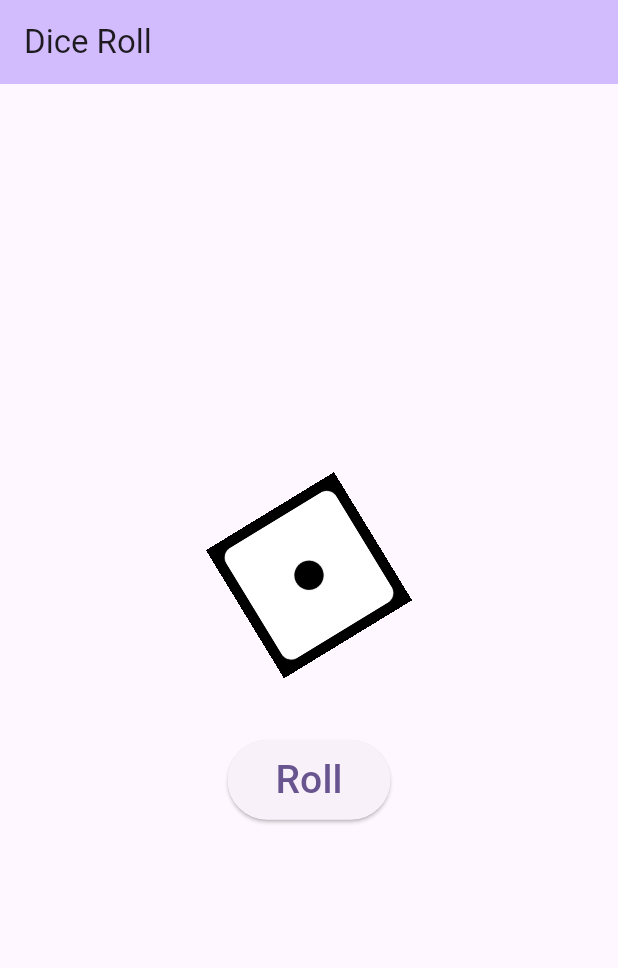
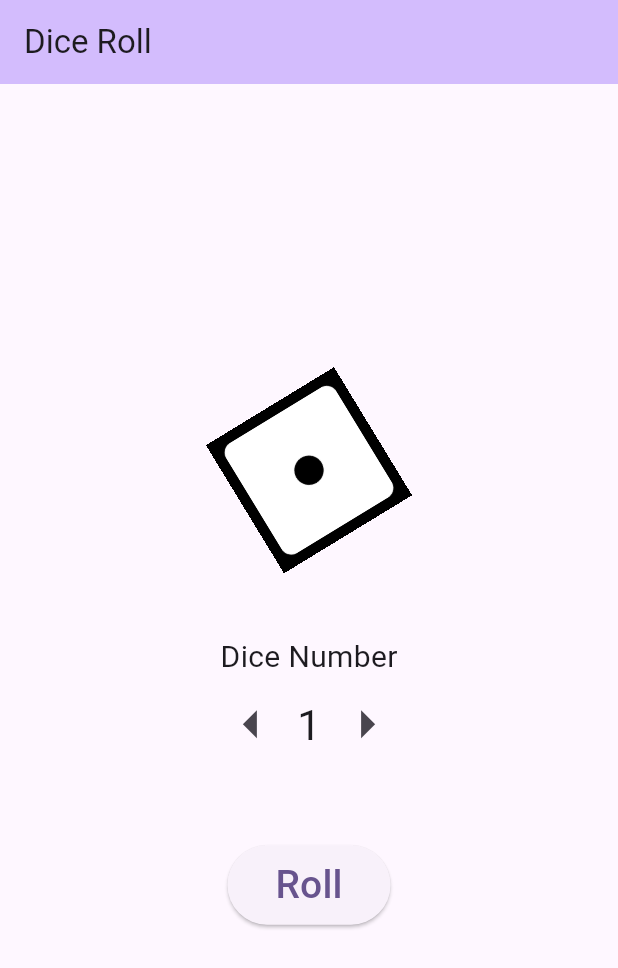
Before and after one commit to soonkeik123/Dice-Rolling, a Flutter app: the screen it shows after launch, on a phone screen of 412 x 824 dp. Shown: the top 968 px of the screen. Run offline on Flutter 3.47's test engine with Material 3 defaults, Android fonts, the phone set to English and light mode, and no system bars; our stand-ins replace just_audio.

Commit message:
Added number field for increase/decrease dice amount

```diff
--- a/lib/main.dart
+++ b/lib/main.dart
@@ -50,6 +50,8 @@ class _MyHomePageState extends State<MyHomePage> {
 
   int counter = 1; // Counting the time of dice changed
 
+  int diceNumberValue = 1; // The number of the dice
+
   @override
   Widget build(BuildContext context) {
     return Scaffold(
@@ -70,6 +72,15 @@ class _MyHomePageState extends State<MyHomePage> {
             ),
             const SizedBox(
               height: 60,
+            ),
+            Row(
+              mainAxisAlignment: MainAxisAlignment.center,
+              children: [
+                _NumberField(),
+              ],
+            ),
+            const SizedBox(
+              height: 50,
             ),
             ElevatedButton(
                 onPressed: () async {
@@ -107,4 +118,51 @@ class _MyHomePageState extends State<MyHomePage> {
       ),
     );
   }
+
+  @override
+  Widget _NumberField() {
+    return Column(
+      mainAxisSize: MainAxisSize.min,
+      mainAxisAlignment: MainAxisAlignment.center,
+      crossAxisAlignment: CrossAxisAlignment.center,
+      children: [
+        const Text('Dice Number', style: TextStyle(fontSize: 20)),
+        Row(
+          mainAxisAlignment: MainAxisAlignment.center,
+          children: [
+            IconButton(
+              icon: Icon(Icons.arrow_left),
+              iconSize: 45,
+              onPressed: _decrementValue,
+            ),
+            Text(
+              '$diceNumberValue',
+              style: TextStyle(fontSize: 28),
+            ),
+            IconButton(
+              icon: Icon(Icons.arrow_right),
+              iconSize: 45,
+              onPressed: _incrementValue,
+            ),
+          ],
+        ),
+      ],
+    );
+  }
+
+  void _incrementValue() {
+    setState(() {
+      if (diceNumberValue < 9) {
+        diceNumberValue++;
+      }
+    });
+  }
+
+  void _decrementValue() {
+    setState(() {
+      if (diceNumberValue > 1) {
+        diceNumberValue--;
+      }
+    });
+  }
 }
```
